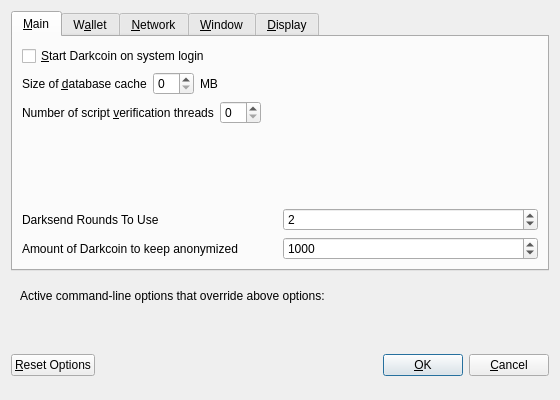
adm2018/curium, file src/qt/forms/optionsdialog.ui: the form before one commit.
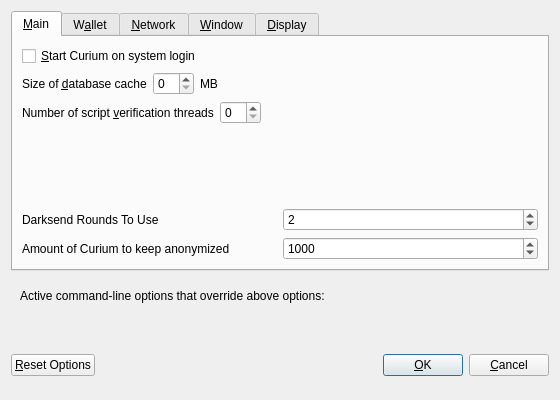
The form after the commit. Custom widgets are drawn as their Qt base class.

Diff of the .ui file:
```diff
--- a/src/qt/forms/optionsdialog.ui
+++ b/src/qt/forms/optionsdialog.ui
@@ -33,7 +33,7 @@
           <string>Automatically start Darkcoin after logging in to the system.</string>
          </property>
          <property name="text">
-          <string>&amp;Start Darkcoin on system login</string>
+          <string>&amp;Start Curium on system login</string>
          </property>
         </widget>
        </item>
@@ -178,7 +178,7 @@
             <string notr="true"/>
            </property>
            <property name="text">
-            <string>Amount of Darkcoin to keep anonymized</string>
+            <string>Amount of Curium to keep anonymized</string>
            </property>
           </widget>
          </item>
```
Left out of the diff: 12 changed lines with no effect on the pictures.
